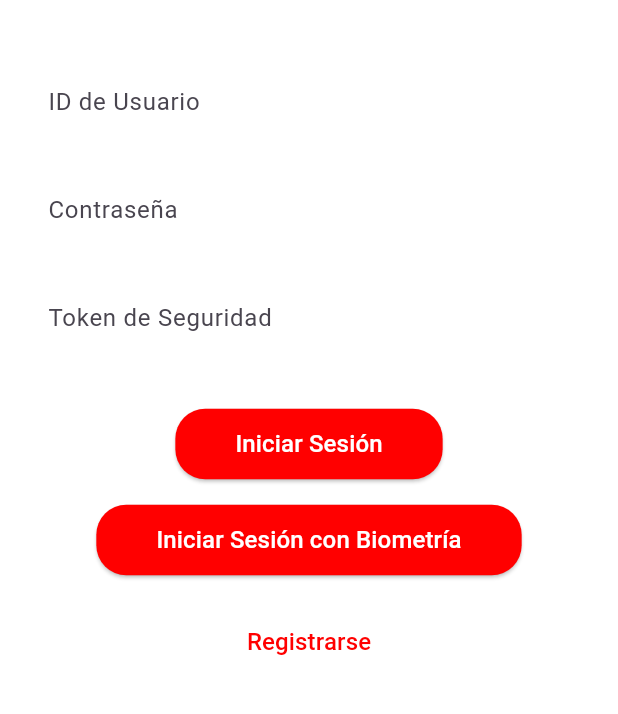
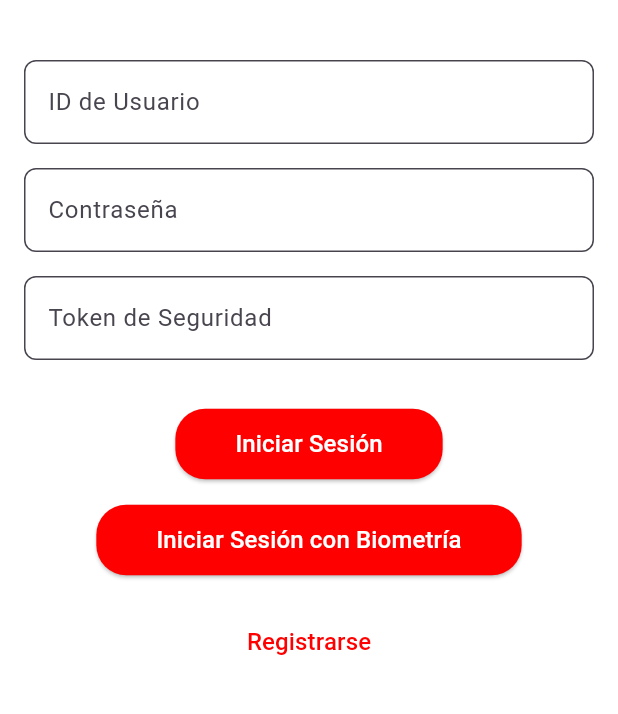
Before and after one commit to Jesus-G-C/4BitsBanorte, a Flutter app: the screen it shows after launch, on a phone screen of 412 x 824 dp, the part 342-1056 px from its top. Run offline on Flutter 3.47's test engine with Material 3 defaults, Android fonts, the phone set to English and light mode, and no system bars; our stand-ins replace flutter_local_notifications, image_picker, local_auth; missing offline and left inert: screen_protector.

Commit message:
Update de pre_login_screen Se actualiza la pantalla para que se vean los bordes de los cuadros de texto y se tape el token

```diff
--- a/banorte_app/lib/screens/pre_login_screen.dart
+++ b/banorte_app/lib/screens/pre_login_screen.dart
@@ -130,7 +130,7 @@ class _PreLoginScreenState extends State<PreLoginScreen> {
                           fillColor: Colors.white,
                           border: OutlineInputBorder(
                             borderRadius: BorderRadius.circular(8),
-                            borderSide: BorderSide.none,
+                            borderSide: const BorderSide(color: Colors.grey, width: 1.5),
                           ),
                         ),
                       ),
@@ -139,14 +139,14 @@ class _PreLoginScreenState extends State<PreLoginScreen> {
                       // Contraseña TextField
                       TextField(
                         controller: _passwordController,
-                        obscureText: true, // Hide password
+                        obscureText: true,
                         decoration: InputDecoration(
                           labelText: 'Contraseña',
                           filled: true,
                           fillColor: Colors.white,
                           border: OutlineInputBorder(
                             borderRadius: BorderRadius.circular(8),
-                            borderSide: BorderSide.none,
+                            borderSide: const BorderSide(color: Colors.grey, width: 1.5),
                           ),
                         ),
                       ),
@@ -155,13 +155,14 @@ class _PreLoginScreenState extends State<PreLoginScreen> {
                       // Token de Seguridad TextField
                       TextField(
                         controller: _tokenController,
+                        obscureText: true,
                         decoration: InputDecoration(
                           labelText: 'Token de Seguridad',
                           filled: true,
                           fillColor: Colors.white,
                           border: OutlineInputBorder(
                             borderRadius: BorderRadius.circular(8),
-                            borderSide: BorderSide.none,
+                            borderSide: const BorderSide(color: Colors.grey, width: 1.5),
                           ),
                         ),
                       ),
```
Also changed, not shown: banorte_app/pubspec.lock.
